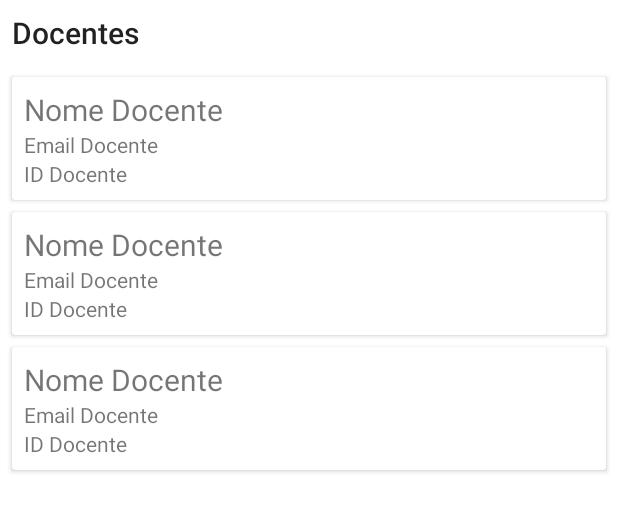
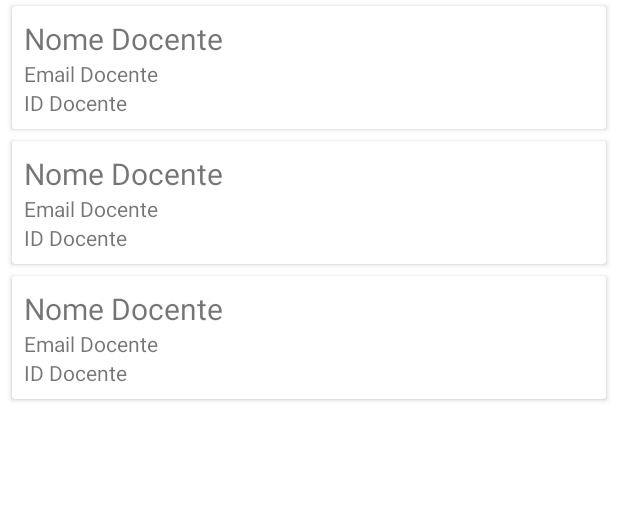
Before and after one commit to SamueldaCostaAraujoNunes/EmailsDocentesUEFS, an Android app: the layout activity_main.xml on its own in the app's theme, with its tools: preview values and no code run, on a phone screen of 412 x 824 dp. Shown: the top 512 px of the screen. Run offline under Robolectric (Android 15) with nearby library versions, the phone set to English and light mode, and no system bars.

Commit message:
Criei O Resource dos Docentes, implementei o CRUD do firebase

```diff
--- a/app/src/main/java/com/samuelnunes/emailsdocentesuefs/repository/DocenteRepository.kt
+++ b/app/src/main/java/com/samuelnunes/emailsdocentesuefs/repository/DocenteRepository.kt
@@ -7,9 +7,8 @@ import com.samuelnunes.emailsdocentesuefs.model.Docente
 
 class DocenteRepository(private val dao: DocenteDAO) {
 
-    fun buscaTodos() : LiveData<Set<Docente>> = dao.read()
+    fun buscaTodos() : LiveData<Resource<Set<Docente>>> = dao.read()
 
-
-//    fun buscaPorId(id: Long): LiveData<Docente> = dao.buscaPorId(id)
+    fun buscaPorId(id: String): Docente? = dao.buscaPorId(id)
 
 }
--- a/app/src/main/java/com/samuelnunes/emailsdocentesuefs/repository/Resource.kt
+++ b/app/src/main/java/com/samuelnunes/emailsdocentesuefs/repository/Resource.kt
@@ -1,3 +1,5 @@
 package com.samuelnunes.emailsdocentesuefs.repository
 
-class Resource<T>(val dado: T)
+class Resource<T>(
+    val dado: T?,
+    val erro: String? = null)
--- a/app/src/main/java/com/samuelnunes/emailsdocentesuefs/ui/viewModel/MainActivityViewModel.kt
+++ b/app/src/main/java/com/samuelnunes/emailsdocentesuefs/ui/viewModel/MainActivityViewModel.kt
@@ -4,9 +4,10 @@ import androidx.lifecycle.LiveData
 import androidx.lifecycle.ViewModel
 import com.samuelnunes.emailsdocentesuefs.model.Docente
 import com.samuelnunes.emailsdocentesuefs.repository.DocenteRepository
+import com.samuelnunes.emailsdocentesuefs.repository.Resource
 
 class MainActivityViewModel(private val repository: DocenteRepository) : ViewModel() {
 
-    fun buscaTodos(): LiveData<Set<Docente>> = repository.buscaTodos()
+    fun buscaTodos(): LiveData<Resource<Set<Docente>>> = repository.buscaTodos()
 
 }
--- a/app/src/main/res/layout/activity_main.xml
+++ b/app/src/main/res/layout/activity_main.xml
@@ -6,12 +6,6 @@
     android:layout_height="match_parent"
     android:orientation="vertical"
     tools:context=".ui.activity.MainActivity">
-    <TextView
-        style="@style/TextAppearance.AppCompat.Title"
-        android:layout_width="wrap_content"
-        android:layout_height="wrap_content"
-        android:layout_margin="@dimen/main_margin"
-        android:text="Docentes" />
 
     <androidx.recyclerview.widget.RecyclerView
         android:id="@+id/recyclerView"
--- a/app/src/main/res/layout/item_docente.xml
+++ b/app/src/main/res/layout/item_docente.xml
@@ -1,8 +1,8 @@
 <?xml version="1.0" encoding="utf-8"?>
 <androidx.cardview.widget.CardView
     xmlns:app="http://schemas.android.com/apk/res-auto"
-    android:layout_marginHorizontal="@dimen/main_margin"
-    android:layout_marginTop="@dimen/main_margin"
+    android:layout_marginHorizontal="@dimen/margin_item_horizontal"
+    android:layout_marginVertical="@dimen/margin_item_vertical"
     xmlns:android="http://schemas.android.com/apk/res/android"
     xmlns:tools="http://schemas.android.com/tools"
     android:layout_width="match_parent"
--- a/app/src/main/res/values-night/themes.xml
+++ b/app/src/main/res/values-night/themes.xml
@@ -1,4 +1,9 @@
-<resources xmlns:tools="http://schemas.android.com/tools">
+<resources>
     <!-- Base application theme. -->
-    <style name="Theme.EmailsDocentesUEFS" parent="Theme.MaterialComponents.DayNight.DarkActionBar"/>
+    <style name="Theme.EmailsDocentesUEFS" parent="Theme.MaterialComponents.DayNight.DarkActionBar">
+        <!-- Customize your theme here. -->
+        <item name="colorPrimary">@color/colorPrimary</item>
+        <item name="colorPrimaryDark">@color/colorPrimaryDark</item>
+        <item name="colorAccent">@color/colorAccent</item>
+    </style>
 </resources>
--- a/app/src/main/res/values/dimens.xml
+++ b/app/src/main/res/values/dimens.xml
@@ -1,4 +1,5 @@
 <?xml version="1.0" encoding="utf-8"?>
 <resources>
-    <dimen name="main_margin">8dp</dimen>
+    <dimen name="margin_item_vertical">4dp</dimen>
+    <dimen name="margin_item_horizontal">8dp</dimen>
 </resources>
--- a/app/src/main/res/values/themes.xml
+++ b/app/src/main/res/values/themes.xml
@@ -1,4 +1,9 @@
-<resources xmlns:tools="http://schemas.android.com/tools">
+<resources>
     <!-- Base application theme. -->
-    <style name="Theme.EmailsDocentesUEFS" parent="Theme.MaterialComponents.DayNight.DarkActionBar"/>
+    <style name="Theme.EmailsDocentesUEFS" parent="Theme.MaterialComponents.DayNight.DarkActionBar">
+        <!-- Customize your theme here. -->
+        <item name="colorPrimary">@color/colorPrimary</item>
+        <item name="colorPrimaryDark">@color/colorPrimaryDark</item>
+        <item name="colorAccent">@color/colorAccent</item>
+    </style>
 </resources>
```
Also changed, not shown: app/src/main/java/com/samuelnunes/emailsdocentesuefs/database/DAO.kt (added, +16 -0 lines), app/src/main/java/com/samuelnunes/emailsdocentesuefs/database/dao/DAO.kt (deleted, +0 -14 lines), app/src/main/java/com/samuelnunes/emailsdocentesuefs/database/dao/DocenteDAO.kt (+52 -44 lines), app/src/main/java/com/samuelnunes/emailsdocentesuefs/ui/activity/MainActivity.kt (+19 -7 lines).
